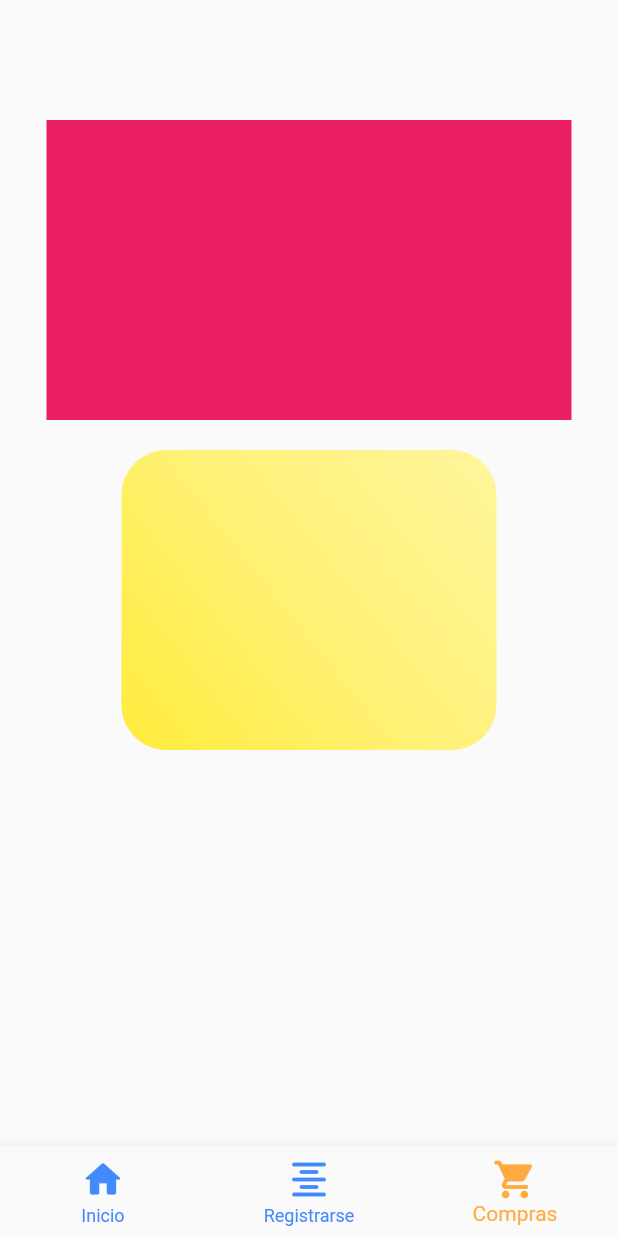
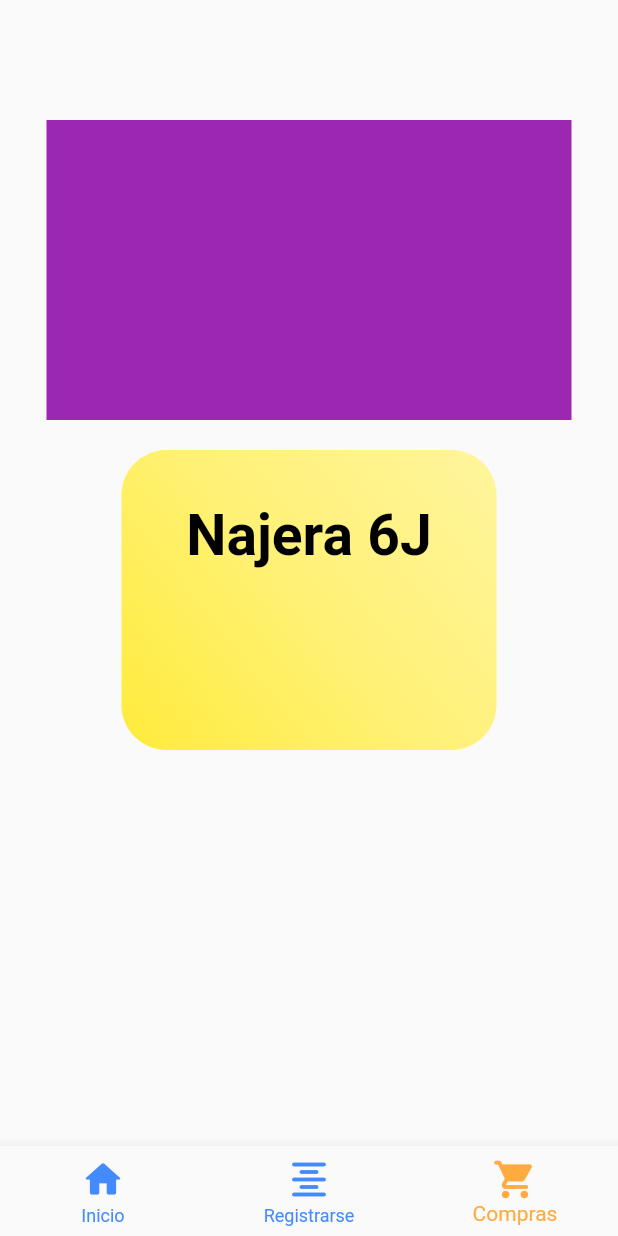
Before and after one commit to Najeragim/And_U3_7_Burger, a Flutter app: the screen it shows after launch, item 3 of the bottom bar chosen, on a phone screen of 412 x 824 dp. Run offline on Flutter 3.47's test engine with Material 2 defaults, Android fonts, the phone set to English and light mode, and no system bars.

```diff
--- a/lib/pages/third_page.dart
+++ b/lib/pages/third_page.dart
@@ -28,7 +28,7 @@ class _ThirdPageState extends State<ThirdPage> {
           children: <Widget>[
             SizedBox(height: 80.0,),
             Container(
-              color: Colors.pink,
+              color: Colors.purple,
               height: 200,
               width: 350,
             ),// Contenedor 1
@@ -46,8 +46,20 @@ class _ThirdPageState extends State<ThirdPage> {
                   ],
                   begin: Alignment.bottomLeft,
                   end: Alignment.topRight,
-                ),
-              ),
+                ),// Gradiente
+              ),// Box Decoration
+              child: Container(
+                padding: EdgeInsets.only(top: 35.0, bottom: 16),
+                child: Text(
+                  'Najera 6J',
+                  textAlign: TextAlign.center,
+                  style: TextStyle(
+                    color: Colors.black,
+                    fontSize: 38,
+                    fontWeight: FontWeight.bold,
+                  ),
+                ),// Texto
+              ),// Contenedor hijo
             ),// Contenedor 2
           ],// Hijos
         ),// Columna
```
Also changed, not shown: 1 other file.
